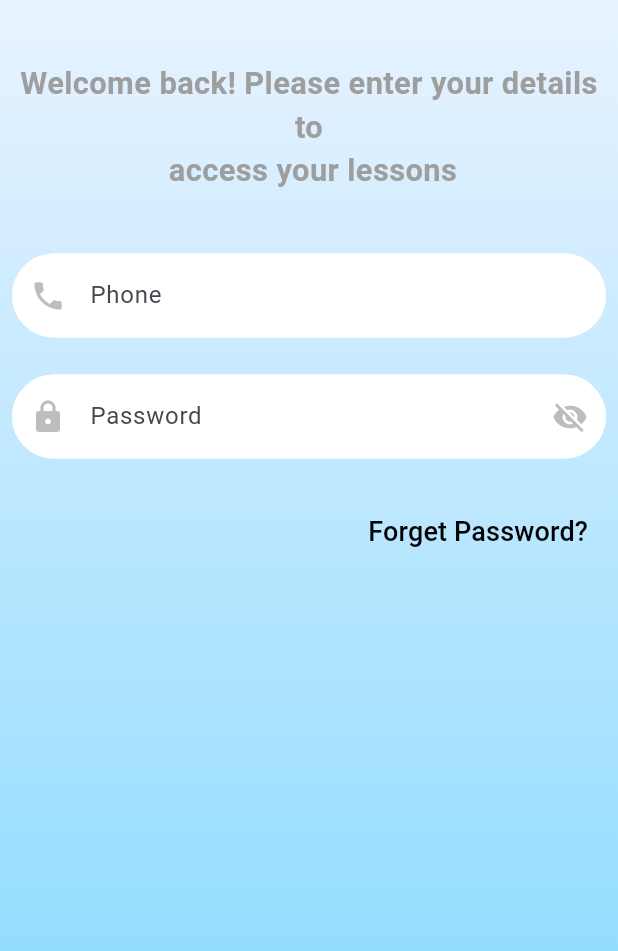
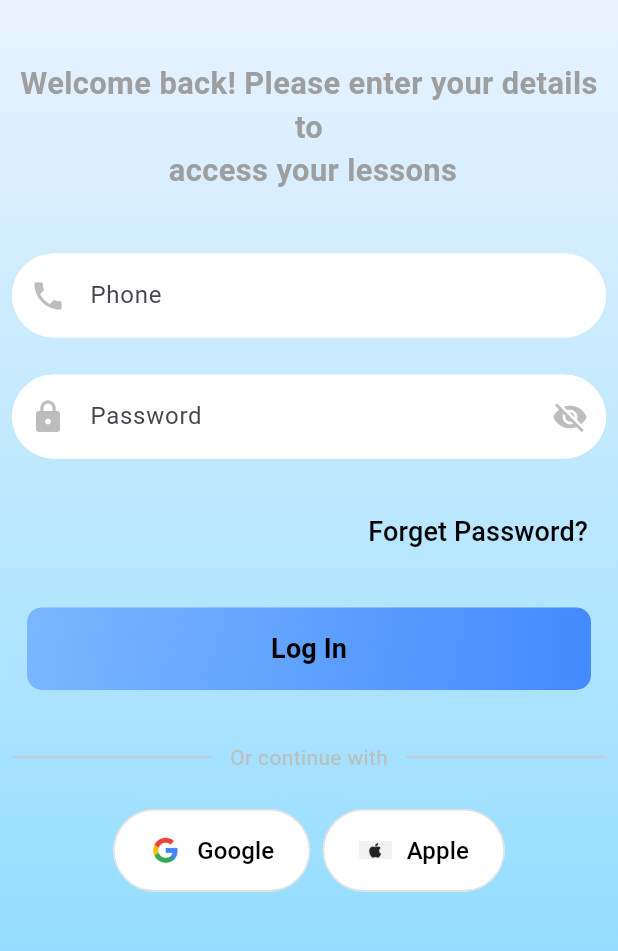
Before and after one commit to kareemToson/center, a Flutter app: the screen it shows after launch, on a phone screen of 412 x 824 dp, the part 62-1013 px from its top. Run offline on Flutter 3.47's test engine with Material 3 defaults, Android fonts, the phone set to English and light mode, and no system bars; our stand-ins replace flutter_localization.

Commit message:
feat(auth): add sign-in UI elements and localization strings
- Add signIn, orContinueWith, and logIn keys to localization files (en, ar)
- Define new string constants in AppLocale for sign in and related buttons
- Implement sign-in button with localized title in SignInScreen
- Add divider widget labeled "Or continue with"
- Include social sign-in buttons for Google and Apple with icons
- Enhance layout spacing between new UI components on sign-in screen

```diff
--- a/lib/core/localization/app_locale.dart
+++ b/lib/core/localization/app_locale.dart
@@ -28,6 +28,14 @@ class AppLocale {
   // Button and action related strings
   static const String submit = 'submit';
   static const String backToSignIn = 'back_to_sign_in';
+  //signIn
+  static const String signIn = 'sign_in';
+
+  // Divider related strings
+  static const String orContinueWith = 'or_continue_with';
+
+  // Button related strings
+  static const String logIn = 'log_in';
 
   static Future<Map<String, dynamic>> loadLocale(String localeCode) async {
     String jsonString = await rootBundle.loadString(
--- a/lib/core/localization/ar.json
+++ b/lib/core/localization/ar.json
@@ -15,5 +15,8 @@
   "email": "البريد الإلكتروني",
   "submit": "إرسال",
   "back_to_sign_in": "العودة لتسجيل الدخول",
-  "forget_password_subtitle": "أدخل عنوان بريدك الإلكتروني وسنرسل لك رابطًا لإعادة تعيين كلمة المرور الخاصة بك"
+  "forget_password_subtitle": "أدخل عنوان بريدك الإلكتروني وسنرسل لك رابطًا لإعادة تعيين كلمة المرور الخاصة بك",
+  "sign_in": "تسجيل الدخول",
+  "or_continue_with": "أو المتابعة مع",
+  "log_in": "تسجيل الدخول"
 }
--- a/lib/core/localization/en.json
+++ b/lib/core/localization/en.json
@@ -15,5 +15,8 @@
   "email": "Email",
   "submit": "Submit",
   "back_to_sign_in": "Back to Sign In",
-  "forget_password_subtitle": "Enter your email address and we'll send you a link to reset your password"
+  "forget_password_subtitle": "Enter your email address and we'll send you a link to reset your password",
+  "sign_in": "Sign In",
+  "or_continue_with": "Or continue with",
+  "log_in": "Log In"
 }
--- a/lib/features/auth/sign-in/sign_in_screen.dart
+++ b/lib/features/auth/sign-in/sign_in_screen.dart
@@ -4,7 +4,10 @@ import 'package:center/core/routing/routes.dart';
 import 'package:center/core/styles/colors_manager.dart';
 import 'package:center/core/widgets/header_widget.dart';
 import 'package:center/features/auth/forget_password/forget_password_screen.dart';
+import 'package:center/features/auth/widgets/auth_button.dart';
+import 'package:center/features/auth/widgets/divider.dart';
 import 'package:center/features/auth/widgets/input_field.dart';
+import 'package:center/features/auth/widgets/signin_google_ios.dart';
 
 import 'package:flutter/material.dart';
 import 'package:flutter_localization/flutter_localization.dart';
@@ -90,6 +93,37 @@ class _SignInScreenState extends State<SignInScreen> {
                       ),
                     ),
                   ),
+
+                  SizedBox(height: context.heightPercent(2)),
+                  // login button
+                  AppButton(
+                    onPressed: () {},
+                    title: AppLocale.signIn.getString(context),
+                  ),
+
+                  SizedBox(height: context.heightPercent(3)),
+                  //divider widget
+                  const OrContinueWith(),
+                  SizedBox(height: context.heightPercent(3)),
+                  //sign in with google or apple
+                  Row(
+                    mainAxisAlignment: MainAxisAlignment.center,
+
+                    children: [
+                      SocialButton(
+                        title: 'Google',
+                        assetPath: 'assets/google_image.png',
+                        onPressed: () {},
+                      ),
+                      SizedBox(width: context.widthPercent(2)),
+                      SizedBox(height: context.heightPercent(2)),
+                      SocialButton(
+                        title: 'Apple',
+                        assetPath: 'assets/ios_image.png',
+                        onPressed: () {},
+                      ),
+                    ],
+                  ),
                 ],
               ),
             ),
--- /dev/null
+++ b/lib/features/auth/widgets/auth_button.dart
@@ -0,0 +1,46 @@
+import 'package:center/core/localization/app_locale.dart';
+import 'package:flutter/material.dart';
+import 'package:flutter_localization/flutter_localization.dart';
+
+class AppButton extends StatelessWidget {
+  final String title;
+  final VoidCallback onPressed;
+
+  const AppButton({super.key, required this.title, required this.onPressed});
+
+  @override
+  Widget build(BuildContext context) {
+    return Container(
+      width: double.infinity,
+      height: 55,
+      margin: EdgeInsets.all(10),
+      decoration: BoxDecoration(
+        gradient: LinearGradient(
+          begin: Alignment.centerLeft,
+          end: Alignment.centerRight,
+          colors: [Colors.blueAccent.withOpacity(0.5), Colors.blueAccent],
+        ),
+        borderRadius: BorderRadius.circular(10),
+      ),
+      child: ElevatedButton(
+        onPressed: onPressed,
+        style: ElevatedButton.styleFrom(
+          backgroundColor: Colors.transparent,
+          shadowColor: Colors.transparent,
+          shape: RoundedRectangleBorder(
+            borderRadius: BorderRadius.circular(20),
+          ),
+          elevation: 0,
+        ),
+        child: Text(
+          AppLocale.logIn.getString(context),
+          style: TextStyle(
+            color: Colors.black,
+            fontSize: 18,
+            fontWeight: FontWeight.w600,
+          ),
+        ),
+      ),
+    );
+  }
+}
--- /dev/null
+++ b/lib/features/auth/widgets/divider.dart
@@ -0,0 +1,28 @@
+import 'package:center/core/localization/app_locale.dart';
+import 'package:center/core/styles/colors_manager.dart';
+import 'package:flutter/material.dart';
+import 'package:flutter_localization/flutter_localization.dart';
+
+class OrContinueWith extends StatelessWidget {
+  const OrContinueWith({super.key});
+
+  @override
+  Widget build(BuildContext context) {
+    return Row(
+      children: [
+        Expanded(child: Divider(thickness: 1)),
+        Padding(
+          padding: EdgeInsets.symmetric(horizontal: 12),
+          child: Text(
+            AppLocale.orContinueWith.getString(context),
+            style: TextStyle(
+              color: ColorsManager.greyWithOpacityColor,
+              fontSize: 14,
+            ),
+          ),
+        ),
+        Expanded(child: Divider(thickness: 1)),
+      ],
+    );
+  }
+}
--- /dev/null
+++ b/lib/features/auth/widgets/signin_google_ios.dart
@@ -0,0 +1,46 @@
+import 'package:flutter/material.dart';
+
+class SocialButton extends StatelessWidget {
+  final String title;
+  final String assetPath;
+  final VoidCallback onPressed;
+
+  const SocialButton({
+    super.key,
+    required this.title,
+    required this.assetPath,
+    required this.onPressed,
+  });
+
+  @override
+  Widget build(BuildContext context) {
+    return SizedBox(
+      height: 55,
+      child: OutlinedButton(
+        onPressed: onPressed,
+        style: OutlinedButton.styleFrom(
+          backgroundColor: Colors.white,
+          side: const BorderSide(color: Color(0xFFE0E0E0)),
+          shape: RoundedRectangleBorder(
+            borderRadius: BorderRadius.circular(30),
+          ),
+        ),
+        child: Row(
+          mainAxisAlignment: MainAxisAlignment.center,
+          children: [
+            Image.asset(assetPath, width: 22),
+            const SizedBox(width: 10),
+            Text(
+              title,
+              style: const TextStyle(
+                color: Colors.black,
+                fontSize: 16,
+                fontWeight: FontWeight.w500,
+              ),
+            ),
+          ],
+        ),
+      ),
+    );
+  }
+}
```
Also changed, not shown: assets/google_image.png (added), assets/ios_image.png (added).
